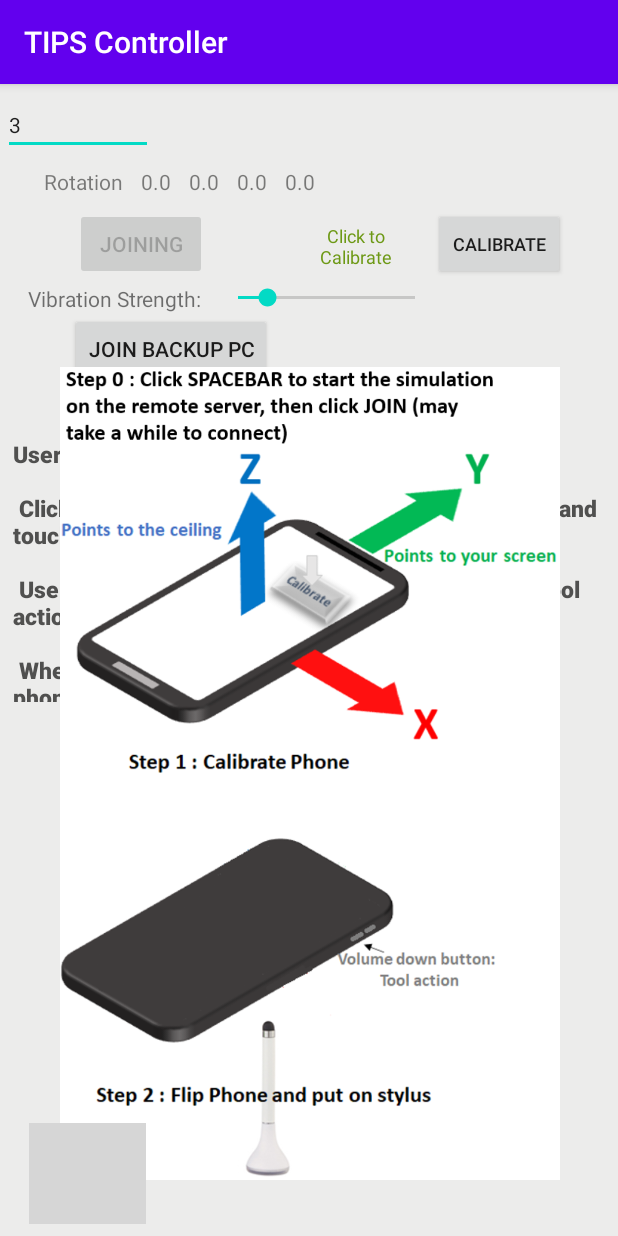
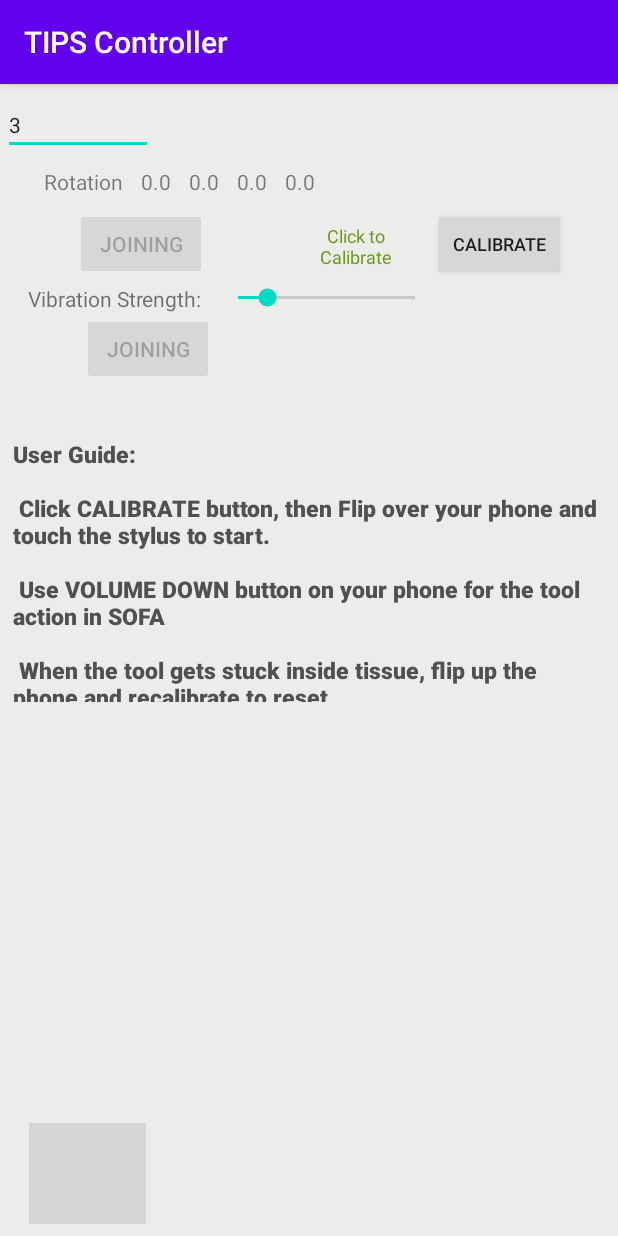
Before and after one commit to ruiliang-gao/TIPSlite-Remote-Controller-android, an Android app: the screen it shows after launch (MainActivity), after a tap on "JOIN SURFLAB PC", on a phone screen of 412 x 824 dp. Run offline under Robolectric (Android 15) with nearby library versions, the phone set to English and light mode, and no system bars; network calls fail; 1 other tap on this screen came first; grey boxes are pictures that could not be loaded.

Commit message:
remove the backup server button.

```diff
--- a/app/src/main/java/com/surflab/tipscontroller/MainActivity.java
+++ b/app/src/main/java/com/surflab/tipscontroller/MainActivity.java
@@ -307,6 +307,7 @@ public class MainActivity extends AppCompatActivity {
         mJoinButton = findViewById(R.id.join_button);
         mJoinBackupButton = findViewById(R.id.join_backup_button);
         mVibrationBar = findViewById(R.id.seekBarVibration);
+        mJoinButton.bringToFront();
         mVibrationBar.bringToFront();
         mVibrationBar.setOnSeekBarChangeListener(new SeekBar.OnSeekBarChangeListener() {
             @Override
@@ -388,6 +389,7 @@ public class MainActivity extends AppCompatActivity {
 
 
         mInstructionImage = findViewById(R.id.instructionImage);
+        mInstructionImage.setVisibility(View.GONE);
         mCalibrateButton = findViewById(R.id.calibrate_button);
         mCalibrateButton.setOnClickListener(new View.OnClickListener() {
             @Override
@@ -402,7 +404,7 @@ public class MainActivity extends AppCompatActivity {
 
             }
         });
-
+        mCalibrateButton.bringToFront();
         mTouchView = (TIPSTouchView) findViewById(R.id.touch_view);
         mSysVibrator = (Vibrator) getSystemService(Context.VIBRATOR_SERVICE);
 
--- a/app/src/main/res/layout/activity_main.xml
+++ b/app/src/main/res/layout/activity_main.xml
@@ -269,6 +269,7 @@
         app:layout_constraintHorizontal_bias="0.169"
         app:layout_constraintStart_toStartOf="parent"
         app:layout_constraintTop_toBottomOf="@+id/tableRow"
-        app:layout_constraintVertical_bias="0.110000014" />
+        app:layout_constraintVertical_bias="0.110000014"
+        tools:visibility="invisible" />
 
 </androidx.constraintlayout.widget.ConstraintLayout>
```
